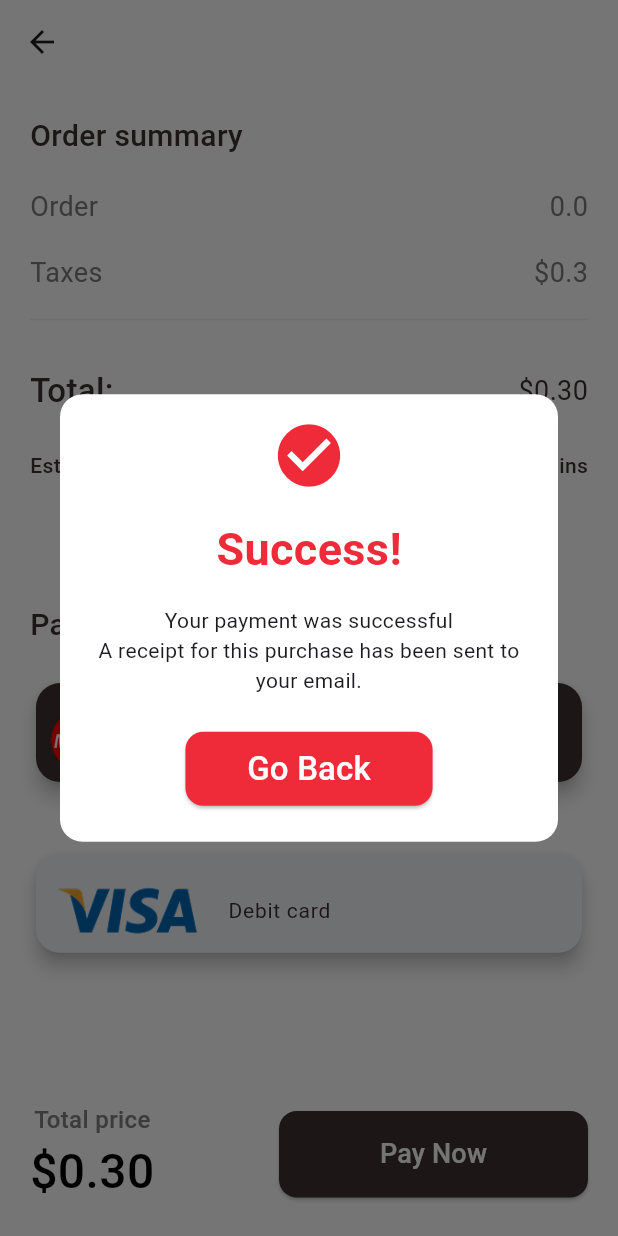
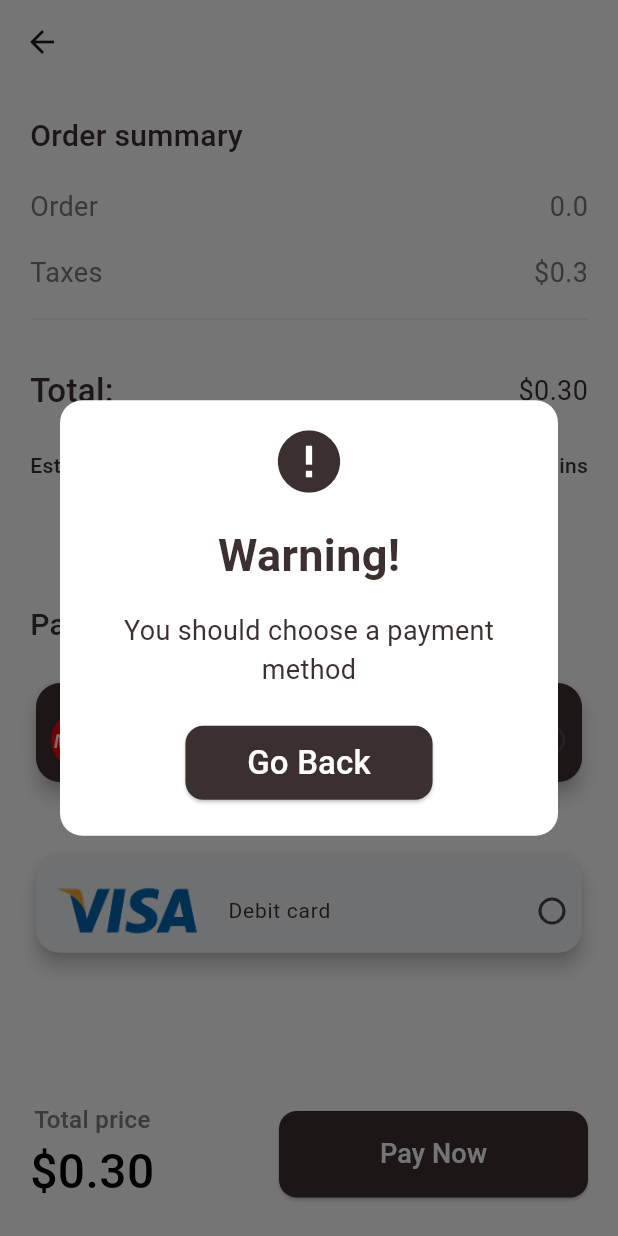
Before and after one commit to farghalii/burger_project, a Flutter app: the Orderscreen screen opened directly with empty values, after a tap on "ORDER NOW", after a tap on "Pay Now", on a phone screen of 412 x 824 dp. Run offline on Flutter 3.47's test engine with Material 3 defaults, Android fonts, the phone set to English and light mode, and no system bars.

Commit message:
done updating payment page

```diff
--- a/lib/UI/screens/orderScreen.dart
+++ b/lib/UI/screens/orderScreen.dart
@@ -1,6 +1,7 @@
 import 'package:burger_project/UI/screens/homeScreen.dart';
 import 'package:burger_project/UI/screens/paymentScreen.dart';
 import 'package:burger_project/core/models/burgerInfo.dart';
+
 import 'package:burger_project/core/utils/appColors.dart';
 import 'package:flutter/material.dart';
 
@@ -83,6 +84,9 @@ class _OrderscreenState extends State<Orderscreen> {
                 ),
                 Row(
                   children: [
+                    SizedBox(
+                      width: size.width * .2,
+                    ),
                     Column(
                       crossAxisAlignment: CrossAxisAlignment.start,
                       children: [
@@ -107,6 +111,8 @@ class _OrderscreenState extends State<Orderscreen> {
                             overlayShape: const RoundSliderOverlayShape(
                                 overlayRadius: 20),
                           ),
+                          child: SizedBox(
+                            width: size.width * .5,
                             child: Slider(
                                 max: 20,
                                 min: 0,
@@ -115,6 +121,7 @@ class _OrderscreenState extends State<Orderscreen> {
                                   value = newValue.round();
                                   setState(() {});
                                 }),
+                          ),
                         ),
                         Row(
                           children: [
@@ -141,64 +148,6 @@ class _OrderscreenState extends State<Orderscreen> {
                         ),
                       ],
                     ),
-                    Spacer(),
-                    Column(
-                      crossAxisAlignment: CrossAxisAlignment.start,
-                      children: [
-                        Text(
-                          'Portion',
-                          style: TextStyle(
-                              color: Appcolors.brownColor,
-                              fontWeight: FontWeight.w500,
-                              fontSize: 16),
-                        ),
-                        Row(
-                          children: [
-                            Padding(
-                              padding: const EdgeInsets.only(right: 10),
-                              child: ElevatedButton(
-                                  style: ElevatedButton.styleFrom(
-                                      backgroundColor: Appcolors.redColor,
-                                      iconColor: Colors.white,
-                                      fixedSize: Size(
-                                          size.width * .01, size.height * .03),
-                                      shape: RoundedRectangleBorder(
-                                          borderRadius:
-                                              BorderRadius.circular(12))),
-                                  onPressed: () {
-                                    if (counter == 1) return;
-                                    counter--;
-                                    setState(() {});
-                                  },
-                                  child: Icon(Icons.remove)),
-                            ),
-                            Text(
-                              '$counter',
-                              style: TextStyle(
-                                  fontWeight: FontWeight.w500, fontSize: 20),
-                            ),
-                            Padding(
-                              padding: const EdgeInsets.only(left: 10),
-                              child: ElevatedButton(
-                                  style: ElevatedButton.styleFrom(
-                                      backgroundColor: Appcolors.redColor,
-                                      iconColor: Colors.white,
-                                      fixedSize: Size(
-                                          size.width * .01, size.height * .03),
-                                      shape: RoundedRectangleBorder(
-                                          borderRadius:
-                                              BorderRadius.circular(12))),
-                                  onPressed: () {
-                                    if (counter == 3) return;
-                                    counter++;
-                                    setState(() {});
-                                  },
-                                  child: Icon(Icons.add)),
-                            ),
-                          ],
-                        )
-                      ],
-                    ),
                   ],
                 ),
                 SizedBox(
@@ -216,7 +165,7 @@ class _OrderscreenState extends State<Orderscreen> {
                                 borderRadius: BorderRadius.circular(12))),
                         onPressed: () {},
                         child: Text(
-                          '\$${burgerinfo.burgerPrice.toString()}',
+                          '\$${burgerinfo.burgerPrice.toStringAsFixed(2)}',
                           style: TextStyle(
                               color: Colors.white,
                               fontWeight: FontWeight.w500,
--- a/lib/UI/screens/paymentScreen.dart
+++ b/lib/UI/screens/paymentScreen.dart
@@ -5,10 +5,18 @@ import 'package:burger_project/core/utils/appAssets.dart';
 import 'package:burger_project/core/utils/appColors.dart';
 import 'package:flutter/material.dart';
 
-class Paymentscreen extends StatelessWidget {
-  final double taxes = 0.3;
+class Paymentscreen extends StatefulWidget {
   static const String routeName = '/payment screen';
   const Paymentscreen({super.key});
+
+  @override
+  State<Paymentscreen> createState() => _PaymentscreenState();
+}
+
+class _PaymentscreenState extends State<Paymentscreen> {
+  String selectedMethod = '';
+
+  final double taxes = 0.3;
 
   @override
   Widget build(BuildContext context) {
@@ -138,12 +146,26 @@ class Paymentscreen extends StatelessWidget {
               color: Appcolors.brownColor,
               image: Appassets.masterCard,
               text: 'Credit card',
+              groupValue: selectedMethod,
+              value: 'paypal',
+              onChanged: (val) {
+                setState(() {
+                  selectedMethod = val!;
+                });
+              },
             ),
             CustomPaymetMethod(
               color: Color(0xffF3F4F6),
               image: Appassets.visaImage,
               text: 'Debit card',
               textColor: Appcolors.brownColor,
+              groupValue: selectedMethod,
+              value: 'visa',
+              onChanged: (val) {
+                setState(() {
+                  selectedMethod = val!;
+                });
+              },
             ),
             Spacer(),
             Row(
@@ -174,7 +196,11 @@ class Paymentscreen extends StatelessWidget {
                         shape: RoundedRectangleBorder(
                             borderRadius: BorderRadius.circular(12))),
                     onPressed: () {
-                      showSuccessPopup(context);
+                      if (selectedMethod.isEmpty) {
+                        showAlertDialog(context);
+                      } else {
+                        showSuccessPopup(context);
+                      }
                     },
                     child: Text(
                       "Pay Now",
@@ -188,6 +214,59 @@ class Paymentscreen extends StatelessWidget {
           ],
         ),
       ),
+    );
+  }
+
+  void showAlertDialog(BuildContext context) {
+    showDialog(
+      context: context,
+      builder: (BuildContext context) {
+        return AlertDialog(
+          backgroundColor: Colors.white,
+          shape: RoundedRectangleBorder(
+            borderRadius: BorderRadius.circular(15.0),
+          ),
+          content: Column(
+            mainAxisSize: MainAxisSize.min,
+            children: [
+              const Icon(Icons.error, color: Appcolors.brownColor, size: 50),
+              const SizedBox(height: 16),
+              const Text(
+                'Warning!',
+                style: TextStyle(
+                    fontSize: 30,
+                    fontWeight: FontWeight.bold,
+                    color: Appcolors.brownColor),
+              ),
+              const SizedBox(height: 16),
+              const Text(
+                '''You should choose a payment method''',
+                textAlign: TextAlign.center,
+                style: TextStyle(
+                  color: Appcolors.brownColor,
+                  fontSize: 18,
+                ),
+              ),
+              const SizedBox(height: 24),
+              ElevatedButton(
+                  style: ElevatedButton.styleFrom(
+                      fixedSize: Size(MediaQuery.of(context).size.width * .4,
+                          MediaQuery.of(context).size.height * .06),
+                      backgroundColor: Appcolors.brownColor,
+                      shape: RoundedRectangleBorder(
+                          borderRadius: BorderRadius.circular(12))),
+                  onPressed: () => Navigator.pop(context),
+                  child: Text(
+                    'Go Back',
+                    style: TextStyle(
+                        color: Colors.white,
+                        fontWeight: FontWeight.w500,
+                        fontSize: 22),
+                  )),
+            ],
+          ),
+        );
+      },
     );
   }
 
@@ -215,8 +294,7 @@ class Paymentscreen extends StatelessWidget {
               ),
               const SizedBox(height: 16),
               const Text(
-                '''Your payment was successful
-A receipt for this purchase has been sent to your email.''',
+                '''Your payment was successful''',
                 textAlign: TextAlign.center,
               ),
               const SizedBox(height: 24),
--- a/lib/UI/tabs/homeTab.dart
+++ b/lib/UI/tabs/homeTab.dart
@@ -129,14 +129,10 @@ class Hometab extends StatelessWidget {
                         child: Column(
                           crossAxisAlignment: CrossAxisAlignment.start,
                           children: [
-                            Align(
-                              alignment: Alignment.center,
-                              child: Image(
-                                image:
-                                    AssetImage(burgerinfo[index].burgerImage),
-                                width: size.width * .5,
-                                height: size.height * .13,
-                              ),
+                            Image(
+                              image: AssetImage(burgerinfo[index].burgerImage),
+                              width: size.width * .5,
+                              height: size.height * .13,
                             ),
                             SizedBox(
                               height: size.height * .02,
--- a/lib/UI/widgets/custom_paymet_method.dart
+++ b/lib/UI/widgets/custom_paymet_method.dart
@@ -5,12 +5,20 @@ class CustomPaymetMethod extends StatelessWidget {
   final String image;
   final String text;
   final Color? textColor;
-  const CustomPaymetMethod(
-      {super.key,
-      required this.color,
-      required this.image,
-      required this.text,
-      this.textColor});
+  final String groupValue;
+  final String value;
+  final ValueChanged<String?> onChanged;
+
+  const CustomPaymetMethod({
+    super.key,
+    required this.color,
+    required this.image,
+    required this.text,
+    required this.groupValue,
+    required this.value,
+    required this.onChanged,
+    this.textColor,
+  });
 
   @override
   Widget build(BuildContext context) {
@@ -22,12 +30,13 @@ class CustomPaymetMethod extends StatelessWidget {
         color: color,
         child: SizedBox(
           height: MediaQuery.of(context).size.height * .08,
-          child: ListTile(
-            contentPadding: EdgeInsets.only(top: 10, left: 10),
-            leading: Image(
-              image: AssetImage(image),
+          child: RadioListTile<String>(
+            contentPadding: const EdgeInsets.only(top: 10, left: 10),
+            secondary: Image.asset(
+              image,
               height: MediaQuery.of(context).size.height * .05,
             ),
+            controlAffinity: ListTileControlAffinity.trailing,
             title: Text(
               text,
               style: TextStyle(
@@ -36,6 +45,10 @@ class CustomPaymetMethod extends StatelessWidget {
                 fontSize: 14,
               ),
             ),
+            activeColor: Colors.black,
+            value: value,
+            groupValue: groupValue,
+            onChanged: onChanged,
           ),
         ),
       ),
```
Lines whose indentation alone changed are shown as unchanged.
